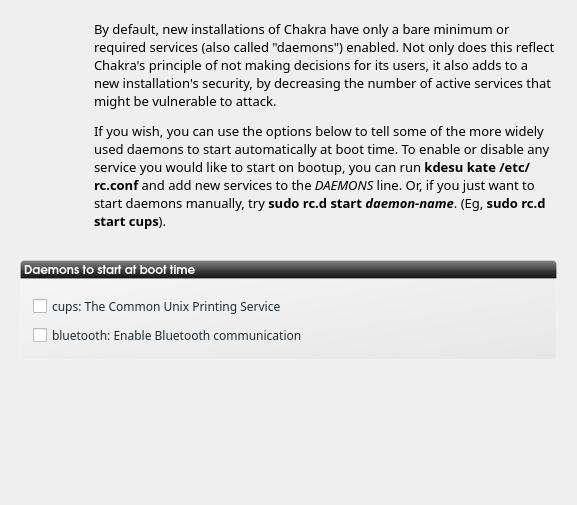
Old version of the form ui/ui_scrServices.ui in the repository rshipp/kapudan.
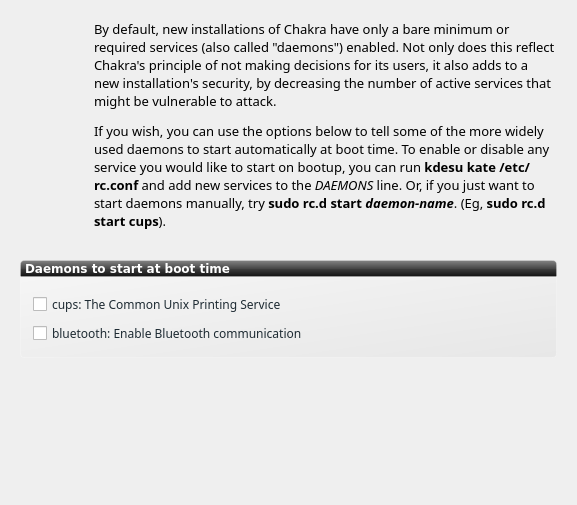
New version of the form. Icons and pictures are not drawn.

What changed in the file:
```diff
--- a/ui/ui_scrServices.ui
+++ b/ui/ui_scrServices.ui
@@ -198,7 +198,7 @@
     <widget class="QLabel" name="label">
      <property name="font">
       <font>
-       <family>URW Gothic L</family>
+       <family>DejaVu Sans</family>
        <pointsize>9</pointsize>
        <weight>75</weight>
        <bold>true</bold>
```
